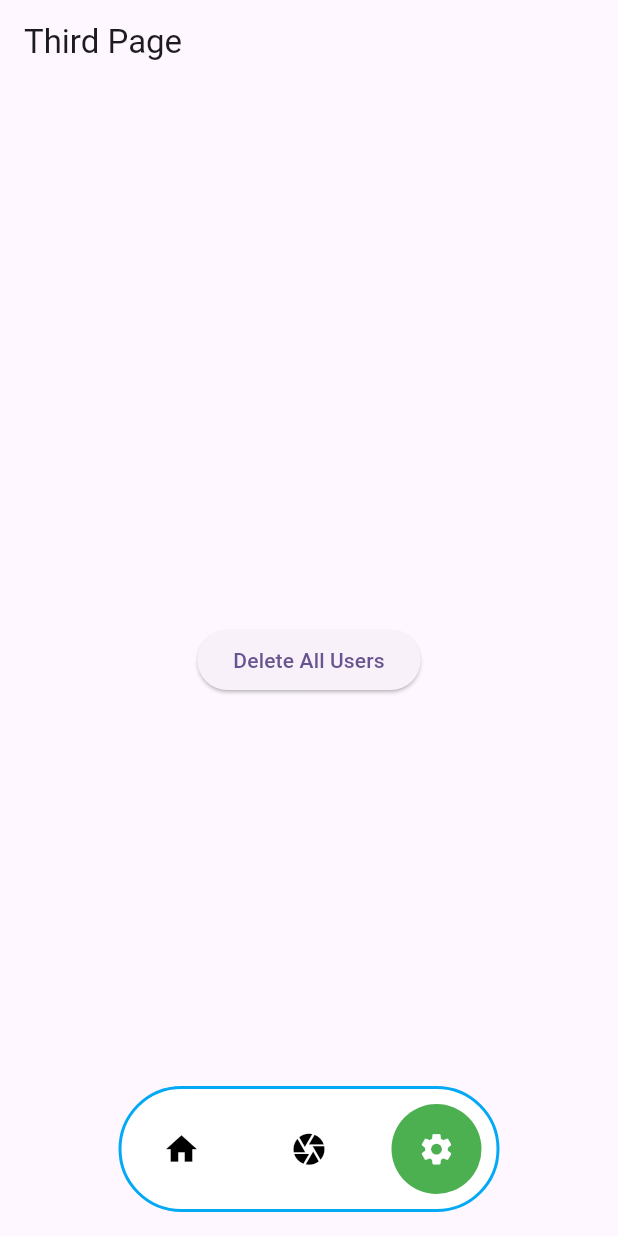
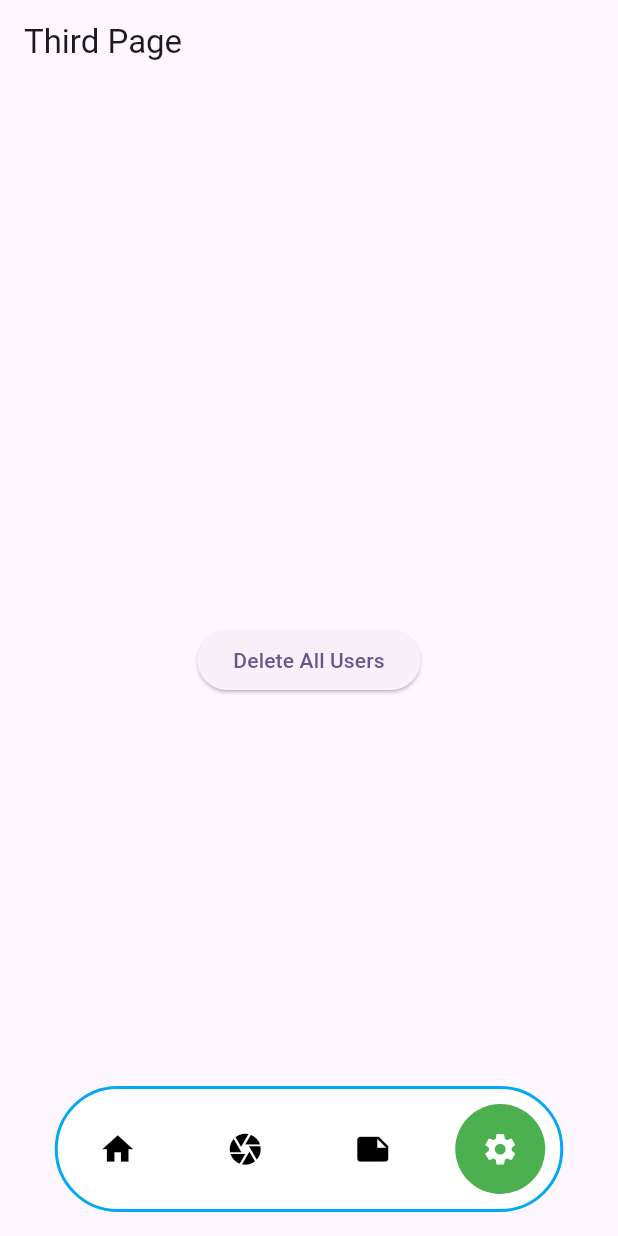
Before and after one commit to ABIGOR79/flutterCurrencyExchange, a Flutter app: the screen it shows after launch, after a tap on "Register", after a tap on the "settings" icon, on a phone screen of 412 x 824 dp. Run offline on Flutter 3.47's test engine with Material 3 defaults, Android fonts, the phone set to English and light mode, and no system bars; our stand-ins replace cloud_firestore, dio, equatable, firebase_core, flutter_bloc, get_it and 3 more; accounts and stored records are empty; network calls fail.

Commit message:
show notes

```diff
--- a/lib/components/bottom_bar.dart
+++ b/lib/components/bottom_bar.dart
@@ -68,9 +68,27 @@ class BottomBar extends StatelessWidget {
                     borderRadius: BorderRadius.all(Radius.circular(80))),
                 child: Center(
                     child: Icon(
+                  Icons.note,
+                  size: 25,
+                  color: selectedIndex == 2 ? Colors.white : Colors.black,
+                )),
+              ),
+            ),
+            spacerHorizontal(25),
+            GestureDetector(
+              onTap: () => {if (selectedIndex != 3) onSelectedChange(3)},
+              child: Container(
+                width: 60,
+                height: 60,
+                decoration: BoxDecoration(
+                    color:
+                        selectedIndex == 3 ? Colors.green : Colors.transparent,
+                    borderRadius: BorderRadius.all(Radius.circular(80))),
+                child: Center(
+                    child: Icon(
                   Icons.settings,
                   size: 25,
-                  color: selectedIndex == 2 ? Colors.white : Colors.black,
+                  color: selectedIndex == 3 ? Colors.white : Colors.black,
                 )),
               ),
             ),
--- a/lib/repository/firebase/network_repository.dart
+++ b/lib/repository/firebase/network_repository.dart
@@ -1,5 +1,5 @@
 import 'package:cloud_firestore/cloud_firestore.dart';
-import 'package:flutter_app/models/notes.dart';
+import 'package:flutter_app/models/note_request.dart';
 
 class NotesRepository {
   static const String collectionName = "notes";
--- a/lib/ui/pages/navigation_page/navigation_page.dart
+++ b/lib/ui/pages/navigation_page/navigation_page.dart
@@ -4,6 +4,7 @@ import 'package:flutter_app/helper/widget_helper.dart';
 import 'package:flutter_app/ui/pages/home_page/home_page.dart';
 import 'package:flutter_app/ui/pages/navigation_page/navigation_page_cubit.dart';
 import 'package:flutter_app/ui/pages/navigation_page/navigation_page_state.dart';
+import 'package:flutter_app/ui/pages/note_page/note_page_screen.dart';
 import 'package:flutter_app/ui/pages/second_page/second_page.dart';
 import 'package:flutter_app/ui/pages/third_page/third_page.dart';
 import 'package:flutter_bloc/flutter_bloc.dart';
@@ -56,6 +57,8 @@ class _NavigationPageState extends State<NavigationPage> {
         return MyHomePage();
       case 1:
         return SecondPage();
+      case 2:
+        return NotePageScreen();
       default:
         return const ThirdPage();
     }
```
Also changed, not shown: lib/models/note_request.dart (renamed from lib/models/notes.dart, +4 -3 lines), lib/models/user_note.dart (added, +19 -0 lines), lib/repository/firebase/user_resulr_repository.dart (+13 -8 lines), lib/ui/pages/note_page/note_page_cubit.dart (added, +45 -0 lines), lib/ui/pages/note_page/note_page_screen.dart (added, +60 -0 lines), lib/ui/pages/note_page/note_page_state.dart (added, +22 -0 lines), lib/ui/pages/second_page/second_page.dart (+15 -6 lines), lib/models/note_request.g.dart, lib/models/user_note.g.dart (added).
